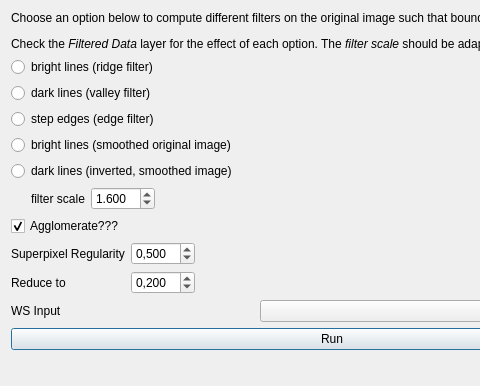
First picture: the form in ilastik/workflows/carving/preprocessingDrawer.ui, repository ilastik/ilastik, before the edit; both pictures show x 0 to 480 and y 0 to 386 of the 772 by 668 pixel window.
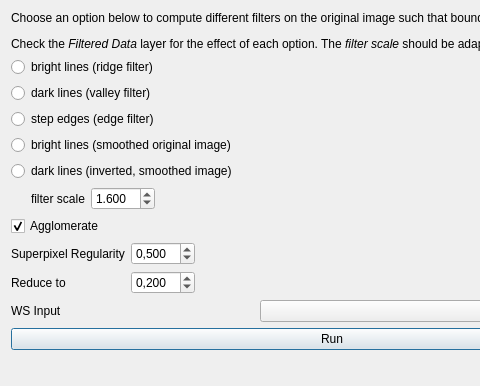
Second picture: the form after the edit. Icons and pictures are not drawn.

Commit message: Minor UI improvement (changing the checkbox text)

What changed in the file:
```diff
--- a/ilastik/workflows/carving/preprocessingDrawer.ui
+++ b/ilastik/workflows/carving/preprocessingDrawer.ui
@@ -228,7 +228,7 @@
           <string>Cluster easy decisions in order to reduce the problem size</string>
          </property>
          <property name="text">
-          <string>Agglomerate???</string>
+          <string>Agglomerate</string>
          </property>
          <property name="checked">
           <bool>true</bool>
```
